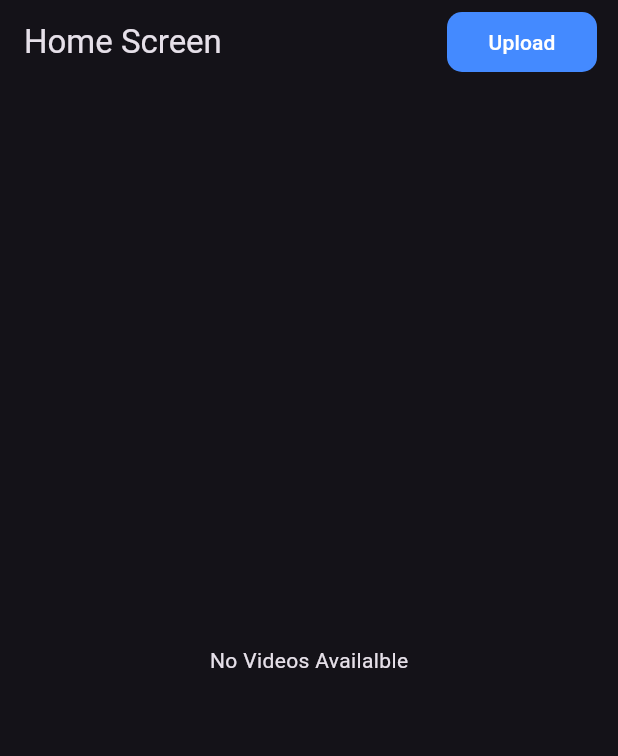
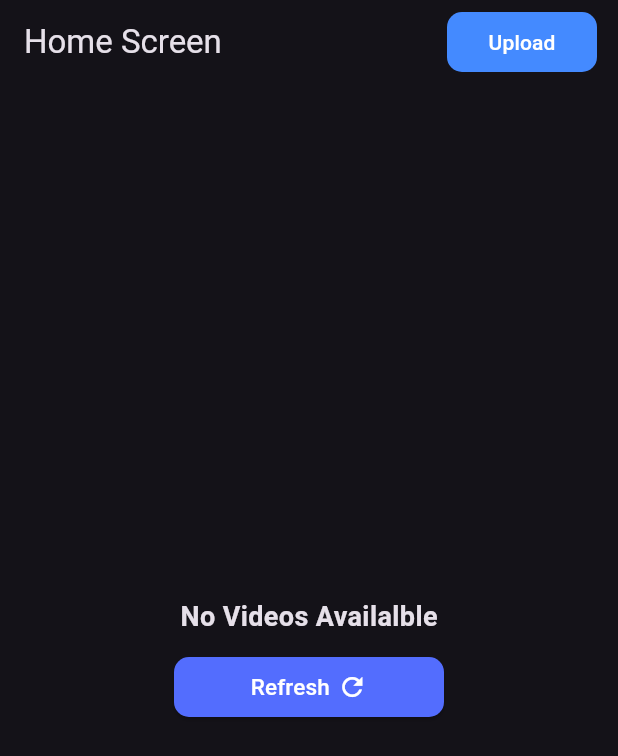
Before and after one commit to tapoban123/video-app-assignment, a Flutter app: the screen it shows after launch, on a phone screen of 412 x 824 dp. Shown: the top 756 px of the screen. Run offline on Flutter 3.47's test engine with Material 3 defaults, Android fonts, the phone set to English and light mode, and no system bars; our stand-ins replace firebase_core, firebase_storage, image_picker, video_player; accounts and stored records are empty; generated files the repository leaves out were written again.

Commit message:
Fixed small bugs

```diff
--- a/video_app/lib/main.dart
+++ b/video_app/lib/main.dart
@@ -24,6 +24,7 @@ class MyApp extends StatelessWidget {
   @override
   Widget build(BuildContext context) {
     SystemChrome.setSystemUIOverlayStyle(SystemUiOverlayStyle.dark);
+
     return MultiProvider(
       providers: [
         ChangeNotifierProvider(create: (_) => MediaPickerProvider()),
--- a/video_app/lib/utils/utils.dart
+++ b/video_app/lib/utils/utils.dart
@@ -3,10 +3,12 @@ import 'package:intl/intl.dart';
 import 'package:provider/provider.dart';
 import 'package:video_app/view_model/firebase_services_provider.dart';
 
+/// Converts bytesToMb
 String bytesToMB(int bytes) {
   return (bytes / 1_048_576).toStringAsFixed(2);
 }
 
+/// Formats
 String formatDate(DateTime date) {
   return DateFormat.yMMMMd().format(date);
 }
@@ -47,7 +49,10 @@ void showDialogLoader(BuildContext context, {bool removeLoader = false}) {
                   Navigator.of(context).pop();
                 }
                 final progress = data.bytesTransferred / data.totalBytes;
-                return customCircularProgressIndicator(value: progress);
+                return customCircularProgressIndicator(
+                  value: progress,
+                  backgroundColor: Colors.white24,
+                );
               }
               return SizedBox.shrink();
             },
@@ -68,12 +73,16 @@ void showDialogLoader(BuildContext context, {bool removeLoader = false}) {
   );
 }
 
-Widget customCircularProgressIndicator({double? value}) {
+Widget customCircularProgressIndicator({
+  double? value,
+  Color? backgroundColor,
+}) {
   return Center(
     child: CircularProgressIndicator(
       color: Colors.white,
       strokeWidth: 2,
       value: value,
+      backgroundColor: backgroundColor,
     ),
   );
 }
--- a/video_app/lib/view/components/dialog_text_button.dart
+++ b/video_app/lib/view/components/dialog_text_button.dart
@@ -1,5 +1,7 @@
 import 'package:flutter/material.dart';
 
+/// TextButton displayed on dialogs
+/// When no values are passed, it implements a Cancel Button.
 class DialogTextButton extends StatelessWidget {
   final VoidCallback? onPressed;
   final String? buttonText;
--- a/video_app/lib/view/home_screen.dart
+++ b/video_app/lib/view/home_screen.dart
@@ -6,6 +6,7 @@ import 'package:video_app/view/video_player_screen.dart';
 import 'package:video_app/view_model/firebase_services_provider.dart';
 import 'package:video_app/view_model/media_picker_provider.dart';
 
+/// Implements the Screen where all the uploaded videos are displayed.
 class HomeScreen extends StatefulWidget {
   const HomeScreen({super.key});
 
@@ -65,10 +66,62 @@ class _HomeScreenState extends State<HomeScreen> {
           }
 
           if (mediaProvider.videosData.isEmpty) {
-            return Center(
-              child: Text("No Videos Availalble"),
+            /// Message to display when no videos are present in Firebase Storage.
+            return SizedBox(
+              width: double.infinity,
+              child: Column(
+                mainAxisAlignment: MainAxisAlignment.center,
+                crossAxisAlignment: CrossAxisAlignment.center,
+                children: [
+                  Text(
+                    "No Videos Availalble",
+                    style: TextStyle(
+                      fontSize: 18,
+                      fontWeight: FontWeight.bold,
+                    ),
+                  ),
+                  SizedBox(
+                    height: 10,
+                  ),
+                  ElevatedButton(
+                    onPressed: () {
+                      Provider.of<FirebaseServicesProvider>(
+                        context,
+                        listen: false,
+                      ).getAllVideos();
+                    },
+                    style: ElevatedButton.styleFrom(
+                      backgroundColor: Colors.indigoAccent,
+                      shape: RoundedRectangleBorder(
+                          borderRadius: BorderRadius.circular(10)),
+                      minimumSize: Size(180, 40),
+                    ),
+                    child: Row(
+                      mainAxisSize: MainAxisSize.min,
+                      children: [
+                        Text(
+                          "Refresh",
+                          style: TextStyle(
+                            color: Colors.white,
+                            fontSize: 15,
+                          ),
+                        ),
+                        SizedBox(
+                          width: 5,
+                        ),
+                        Icon(
+                          Icons.refresh,
+                          color: Colors.white,
+                          size: 20,
+                        ),
+                      ],
+                    ),
+                  ),
+                ],
+              ),
             );
           } else {
+            /// Displayed when one or more videos are present in Cloud Firestore.
             return RefreshIndicator(
               onRefresh: () => mediaProvider.getAllVideos(),
               child: ListView.builder(
@@ -151,6 +204,8 @@ class _HomeScreenState extends State<HomeScreen> {
   }
 }
 
+/// Dialog box displayed for confirmation when the user
+/// wants to delete an uploaded video.
 void showDeleteConfirmDialog(
   BuildContext context, {
   required String fileName,
@@ -179,6 +234,8 @@ void showDeleteConfirmDialog(
   );
 }
 
+/// DialogBox displayed when the user wants to upload a video
+/// to cloud firestore.
 void showUploadToFirebaseDialog(
   BuildContext context, {
   required String filePath,
@@ -194,8 +251,43 @@ void showUploadToFirebaseDialog(
     borderSide: BorderSide(color: Colors.red),
   );
 
-  // final fileIsExisting =
-  //     Provider.of<FirebaseServicesProvider>(context).isFileExisting;
+  void uploadVideoFunction() async {
+    if (formKey.currentState!.validate()) {
+      debugPrint("Validated");
+      final String fileName = "${nameController.text.trim()}.mp4";
+
+      Provider.of<FirebaseServicesProvider>(
+        context,
+        listen: false,
+      ).isFileExistingCheck(fileName).then(
+        (value) async {
+          final isFilePresent = context.mounted &&
+              Provider.of<FirebaseServicesProvider>(context, listen: false)
+                  .isFileExisting;
+
+          debugPrint(isFilePresent.toString());
+          if (context.mounted && !isFilePresent) {
+            await Provider.of<FirebaseServicesProvider>(
+              context,
+              listen: false,
+            ).uploadFile(
+              fileName: fileName,
+              videoFile: filePath,
+            );
+
+            if (context.mounted) {
+              Navigator.of(context).pop();
+              showDialogLoader(context);
+            }
+            debugPrint("File Exists: $isFilePresent");
+            debugPrint("File uploaded successfully.");
+          }
+        },
+      );
+    } else {
+      debugPrint("Validation Failed");
+    }
+  }
 
   showDialog(
     context: context,
@@ -277,44 +369,7 @@ void showUploadToFirebaseDialog(
         DialogTextButton(
           buttonColor: Colors.blue,
           buttonText: "Upload",
-          onPressed: () async {
-            if (formKey.currentState!.validate()) {
-              debugPrint("Validated");
-              final String fileName = "${nameController.text.trim()}.mp4";
-
-              Provider.of<FirebaseServicesProvider>(
-                context,
-                listen: false,
-              ).isFileExistingCheck(fileName).then(
-                (value) async {
-                  final isFilePresent = context.mounted &&
-                      Provider.of<FirebaseServicesProvider>(context,
-                              listen: false)
-                          .isFileExisting;
-
-                  debugPrint(isFilePresent.toString());
-                  if (context.mounted && !isFilePresent) {
-                    await Provider.of<FirebaseServicesProvider>(
-                      context,
-                      listen: false,
-                    ).uploadFile(
-                      fileName: fileName,
-                      videoFile: filePath,
-                    );
-
-                    if (context.mounted) {
-                      Navigator.of(context).pop();
-                      showDialogLoader(context);
-                    }
-                    debugPrint("File Exists: $isFilePresent");
-                    debugPrint("File uploaded successfully.");
-                  }
-                },
-              );
-            } else {
-              debugPrint("Validation Failed");
-            }
-          },
+          onPressed: uploadVideoFunction,
         ),
       ],
     ),
--- a/video_app/lib/view_model/video_player_provider.dart
+++ b/video_app/lib/view_model/video_player_provider.dart
@@ -44,13 +44,11 @@ class VideoPlayerProvider extends ChangeNotifier {
     final Duration targetPosition = currentPosition + Duration(seconds: 10);
 
     _videoPlayerController.seekTo(targetPosition);
-    notifyListeners();
   }
 
   void seek10SecondsBackward() {
     final Duration currentPositon = _videoPlayerController.value.position;
     final Duration targetPosition = currentPositon - Duration(seconds: 10);
     _videoPlayerController.seekTo(targetPosition);
-    notifyListeners();
   }
 }
```
